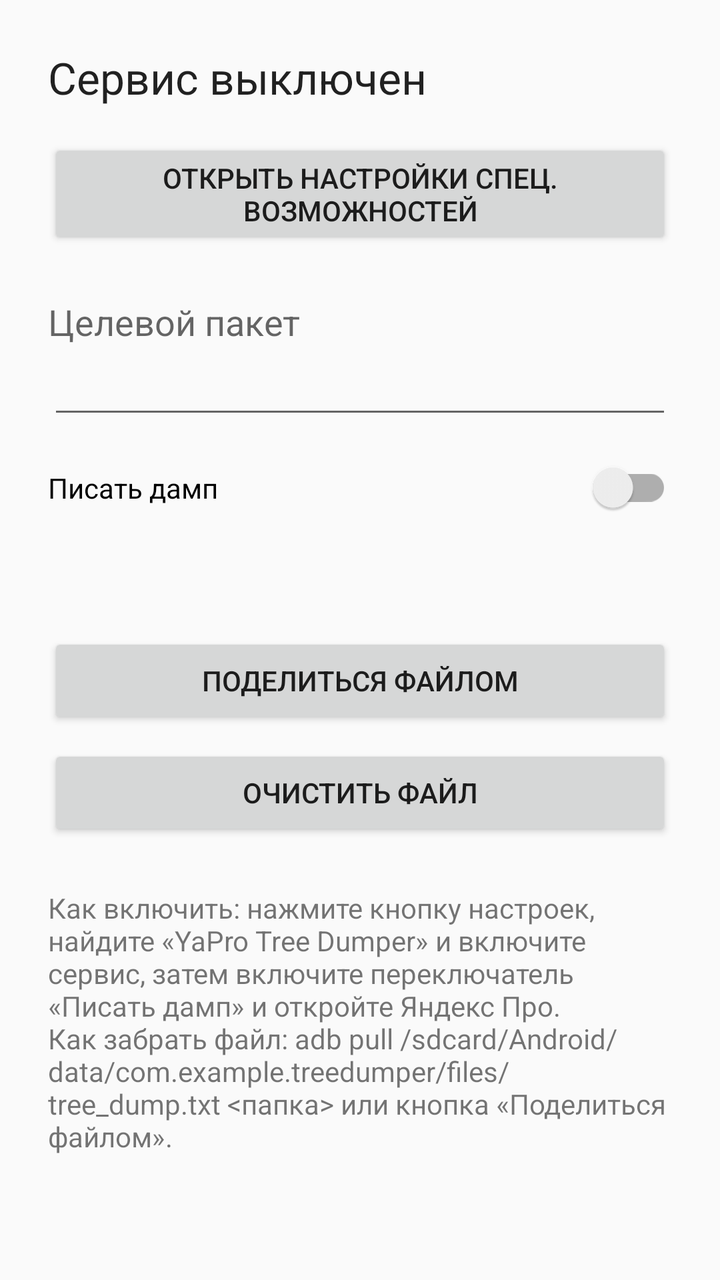
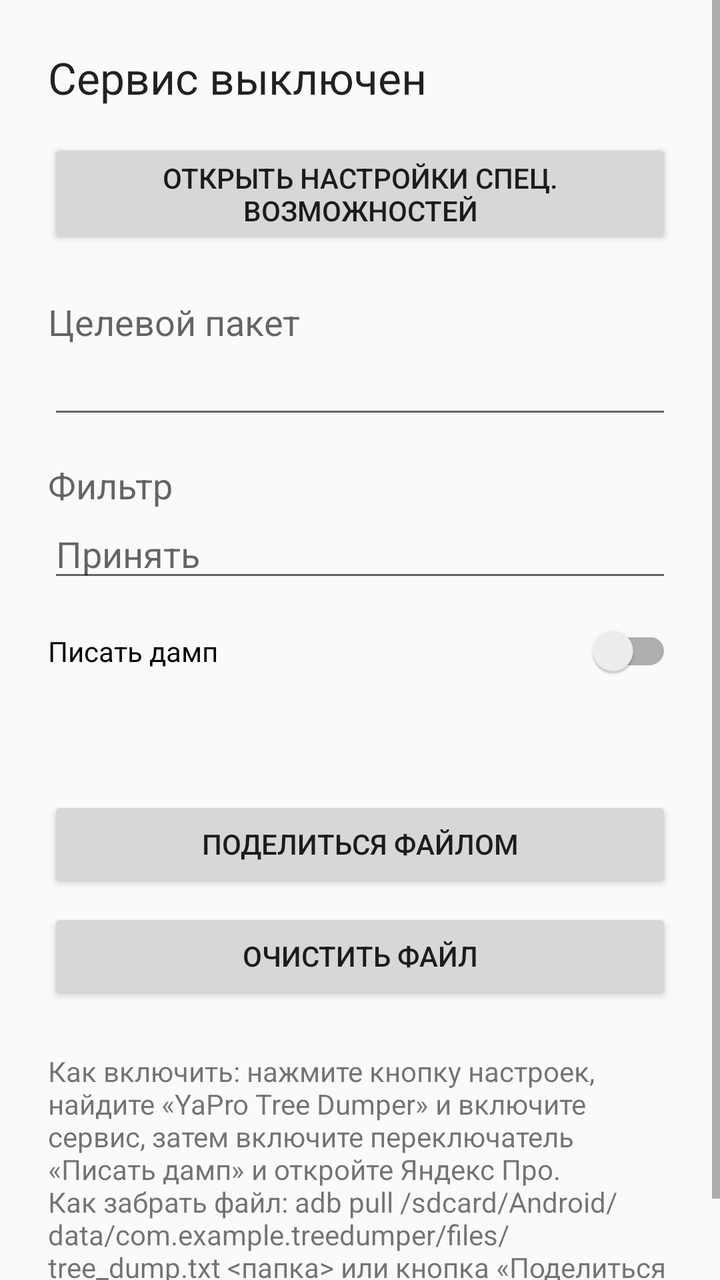

An Android layout rendered at two revisions. The XML below is the earlier revision; the diff shows what the commit changed to produce the second picture.
<!-- AndroidManifest.xml: application theme Theme.TreeDumper -->
<!-- res/layout/activity_main.xml -->
<?xml version="1.0" encoding="utf-8"?>
<ScrollView xmlns:android="http://schemas.android.com/apk/res/android"
    android:layout_width="match_parent"
    android:layout_height="match_parent"
    android:fillViewport="true">

    <LinearLayout
        android:layout_width="match_parent"
        android:layout_height="wrap_content"
        android:orientation="vertical"
        android:padding="24dp">

        <TextView
            android:id="@+id/statusText"
            android:layout_width="match_parent"
            android:layout_height="wrap_content"
            android:text="@string/service_disabled"
            android:textAppearance="@style/TextAppearance.AppCompat.Large" />

        <Button
            android:id="@+id/openSettingsButton"
            android:layout_width="match_parent"
            android:layout_height="wrap_content"
            android:layout_marginTop="16dp"
            android:text="@string/open_settings" />

        <TextView
            android:layout_width="match_parent"
            android:layout_height="wrap_content"
            android:layout_marginTop="24dp"
            android:text="@string/target_package_label"
            android:textAppearance="@style/TextAppearance.AppCompat.Medium" />

        <EditText
            android:id="@+id/targetPackageEdit"
            android:layout_width="match_parent"
            android:layout_height="wrap_content"
            android:imeOptions="actionDone"
            android:inputType="text"
            android:singleLine="true" />

        <androidx.appcompat.widget.SwitchCompat
            android:id="@+id/dumpSwitch"
            android:layout_width="match_parent"
            android:layout_height="wrap_content"
            android:layout_marginTop="16dp"
            android:text="@string/dump_enabled" />

        <TextView
            android:id="@+id/fileInfoText"
            android:layout_width="match_parent"
            android:layout_height="wrap_content"
            android:layout_marginTop="24dp"
            android:textAppearance="@style/TextAppearance.AppCompat.Small" />

        <Button
            android:id="@+id/shareButton"
            android:layout_width="match_parent"
            android:layout_height="wrap_content"
            android:layout_marginTop="16dp"
            android:text="@string/share" />

        <Button
            android:id="@+id/clearButton"
            android:layout_width="match_parent"
            android:layout_height="wrap_content"
            android:layout_marginTop="8dp"
            android:text="@string/clear" />

        <TextView
            android:id="@+id/hintText"
            android:layout_width="match_parent"
            android:layout_height="wrap_content"
            android:layout_marginTop="24dp"
            android:text="@string/hint"
            android:textAppearance="@style/TextAppearance.AppCompat.Small" />

    </LinearLayout>

</ScrollView>
<!-- resources referenced by this layout -->
<resources>
  <string name="clear">Очистить файл</string>
  <string name="dump_enabled">Писать дамп</string>
  <string name="hint">Как включить: нажмите кнопку настроек, найдите «YaPro Tree Dumper» и включите сервис, затем включите переключатель «Писать дамп» и откройте Яндекс Про.\nКак забрать файл: adb pull /sdcard/Android/data/com.example.treedumper/files/tree_dump.txt &lt;папка&gt; или кнопка «Поделиться файлом».</string>
  <string name="open_settings">Открыть настройки спец. возможностей</string>
  <string name="service_disabled">Сервис выключен</string>
  <string name="share">Поделиться файлом</string>
  <string name="target_package_label">Целевой пакет</string>
  <style name="Theme.TreeDumper" parent="Theme.AppCompat.DayNight.NoActionBar" />
</resources>

<!-- the commit's change to res/layout/activity_main.xml (unified diff, before → after) -->
@@ -35,6 +35,22 @@
             android:id="@+id/targetPackageEdit"
             android:layout_width="match_parent"
             android:layout_height="wrap_content"
+            android:imeOptions="actionDone"
+            android:inputType="text"
+            android:singleLine="true" />
+
+        <TextView
+            android:layout_width="match_parent"
+            android:layout_height="wrap_content"
+            android:layout_marginTop="16dp"
+            android:text="@string/filter_label"
+            android:textAppearance="@style/TextAppearance.AppCompat.Medium" />
+
+        <EditText
+            android:id="@+id/filterEdit"
+            android:layout_width="match_parent"
+            android:layout_height="wrap_content"
+            android:hint="@string/filter_hint"
             android:imeOptions="actionDone"
             android:inputType="text"
             android:singleLine="true" />
<!-- resource entries referenced after the edit -->
@@ -2,6 +2,8 @@
 <resources>
   <string name="clear">Очистить файл</string>
   <string name="dump_enabled">Писать дамп</string>
+  <string name="filter_hint">Принять</string>
+  <string name="filter_label">Фильтр</string>
   <string name="hint">Как включить: нажмите кнопку настроек, найдите «YaPro Tree Dumper» и включите сервис, затем включите переключатель «Писать дамп» и откройте Яндекс Про.\nКак забрать файл: adb pull /sdcard/Android/data/com.example.treedumper/files/tree_dump.txt &lt;папка&gt; или кнопка «Поделиться файлом».</string>
   <string name="open_settings">Открыть настройки спец. возможностей</string>
   <string name="service_disabled">Сервис выключен</string>
